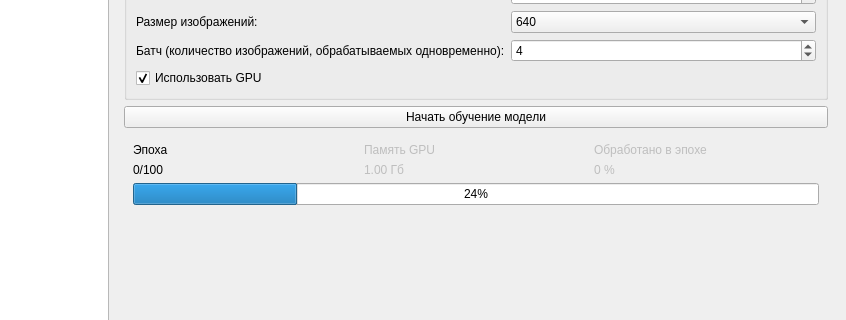
First picture: the form in marking/mainwindow.ui, repository hristosina/railways, before the edit; both pictures show x 240 to 1086 and y 210 to 530 of the 1086 by 705 pixel window.
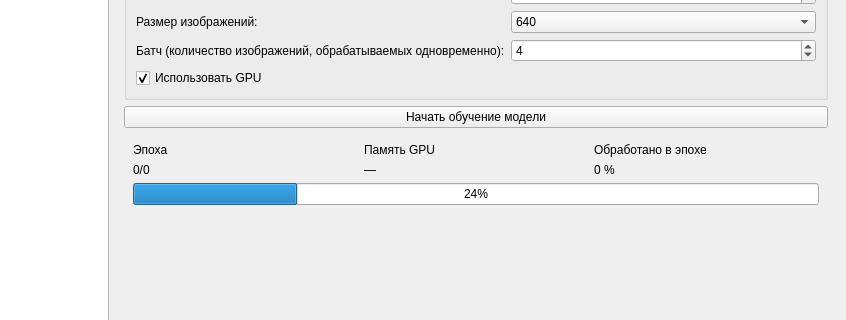
Second picture: the form after the edit. The open tabs and pages were chosen to show the change. Icons and pictures are not drawn.

```diff
--- a/marking/mainwindow.ui
+++ b/marking/mainwindow.ui
@@ -214,7 +214,7 @@
            <item row="1" column="2">
             <widget class="QLabel" name="label_progress_value">
              <property name="enabled">
-              <bool>false</bool>
+              <bool>true</bool>
              </property>
              <property name="text">
               <string>0 %</string>
@@ -224,7 +224,7 @@
            <item row="0" column="2">
             <widget class="QLabel" name="label_progress">
              <property name="enabled">
-              <bool>false</bool>
+              <bool>true</bool>
              </property>
              <property name="text">
               <string>Обработано в эпохе</string>
@@ -234,17 +234,17 @@
            <item row="1" column="1">
             <widget class="QLabel" name="label_gpu_mem_value">
              <property name="enabled">
-              <bool>false</bool>
+              <bool>true</bool>
              </property>
              <property name="text">
-              <string>1.00 Гб</string>
+              <string>—</string>
              </property>
             </widget>
            </item>
            <item row="0" column="1">
             <widget class="QLabel" name="label_gpu_mem">
              <property name="enabled">
-              <bool>false</bool>
+              <bool>true</bool>
              </property>
              <property name="text">
               <string>Память GPU</string>
@@ -254,7 +254,7 @@
            <item row="1" column="0">
             <widget class="QLabel" name="label_epoch_number_value">
              <property name="text">
-              <string>0/100</string>
+              <string>0/0</string>
              </property>
             </widget>
            </item>
```
